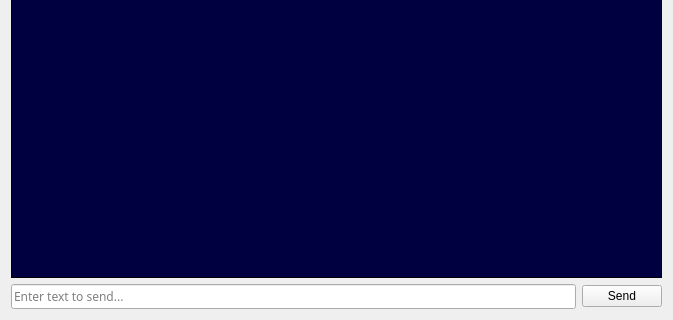
First picture: the form in src/propterm/lib/propterm.ui, repository parallaxinc/PropellerIDE, before the edit; both pictures show x 0 to 673 and y 165 to 485 of the 673 by 485 pixel window.
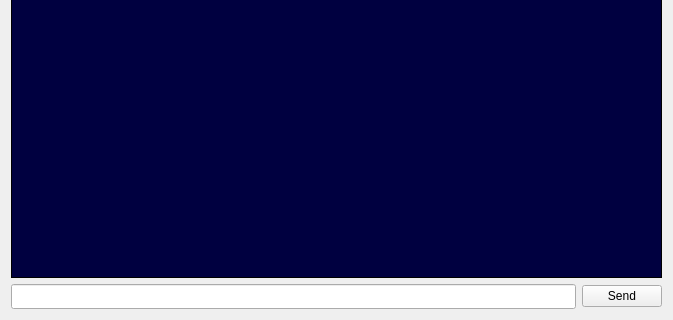
Second picture: the form after the edit. Icons and pictures are not drawn. Custom widgets are drawn as their Qt base class.

Commit message: Update propterm resource file location

What changed in the file:
```diff
--- a/src/propterm/lib/propterm.ui
+++ b/src/propterm/lib/propterm.ui
@@ -694,9 +694,6 @@
          <family>Droid Sans Mono</family>
         </font>
        </property>
-       <property name="placeholderText">
-        <string>Enter text to send...</string>
-       </property>
       </widget>
      </item>
      <item>
```
Left out of the diff: 8 changed lines with no effect on the pictures.
